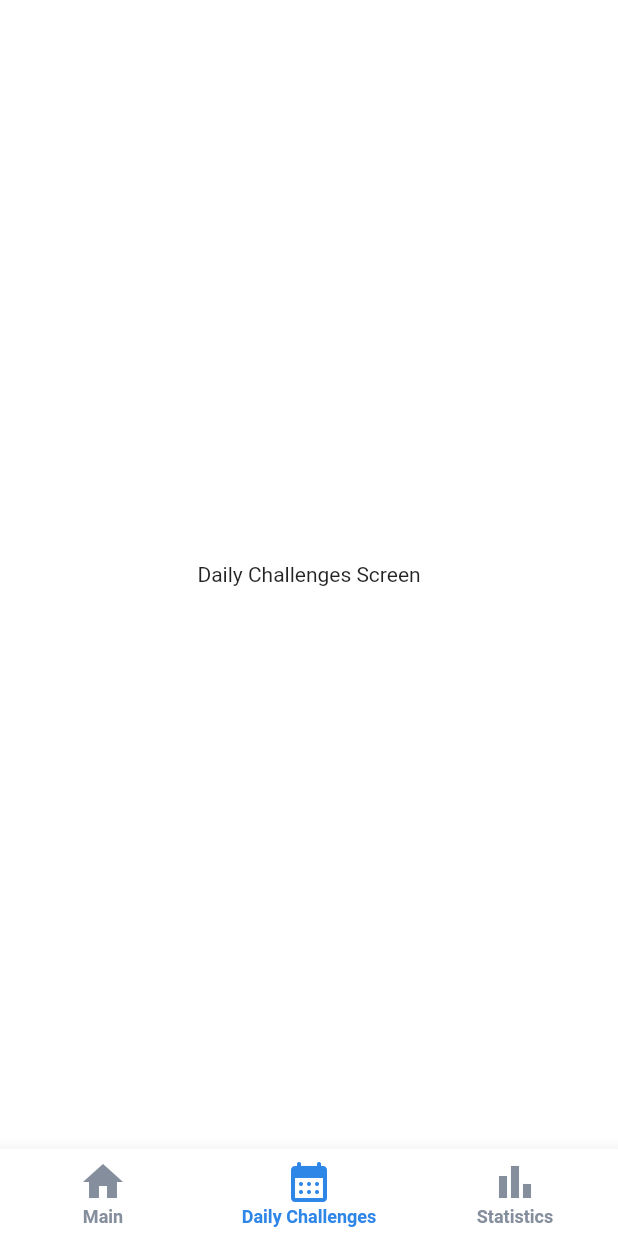
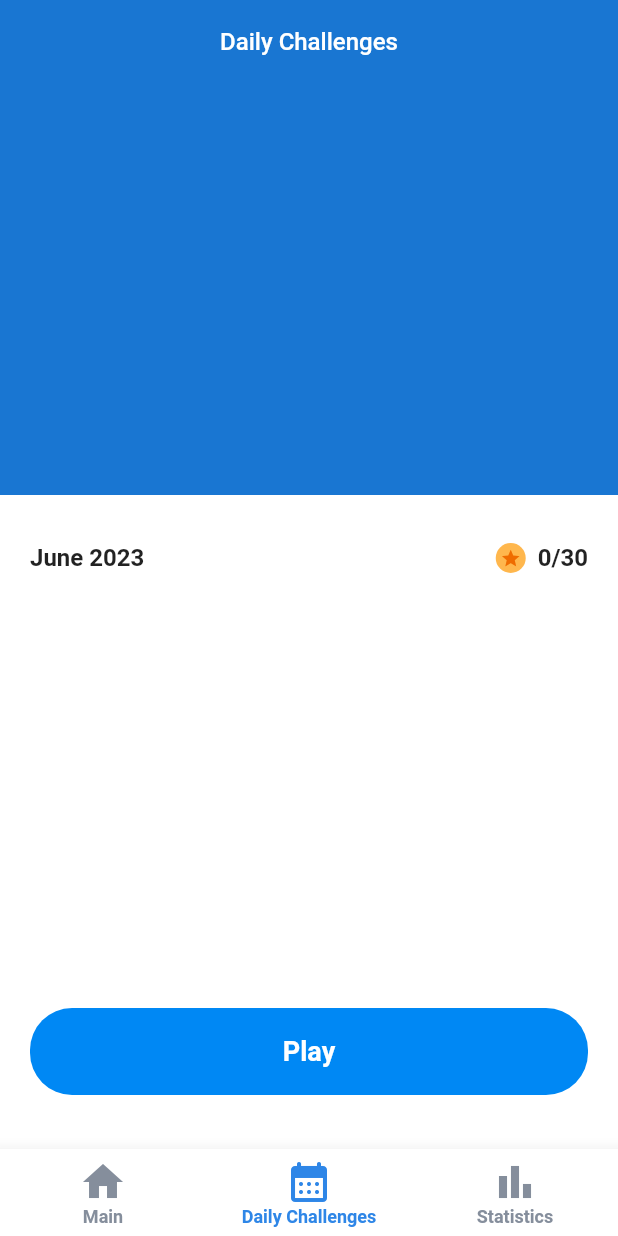
Before and after one commit to recepsenoglu/Flutter_Sudoku, a Flutter app: the screen it shows after launch, item 2 of the bottom bar chosen, on a phone screen of 412 x 824 dp. Run offline on Flutter 3.47's test engine with Material 2 defaults, Android fonts, the phone set to English and light mode, and no system bars; our stand-ins replace shared_preferences.

Commit message:
daily challenges screen started to build

```diff
--- a/lib/constant/app_strings.dart
+++ b/lib/constant/app_strings.dart
@@ -56,6 +56,9 @@ class Strings {
   static const currentWinStreak = 'Current Win Streak';
   static const bestWinStreak = 'Best Win Streak';
 
+  // Daily Challenges Screen
+  static const play = 'Play';
+
   // Options Screen
   static const options = 'Options';
   static const done = 'Done';
--- /dev/null
+++ b/lib/constant/constants.dart
@@ -0,0 +1,14 @@
+List<String> months = [
+  'January',
+  'February',
+  'March',
+  'April',
+  'May',
+  'June',
+  'July',
+  'August',
+  'September',
+  'October',
+  'November',
+  'December',
+];
--- /dev/null
+++ b/lib/screens/daily_challenges_screen/daily_challenges_screen.dart
@@ -0,0 +1,105 @@
+import 'package:flutter/material.dart';
+import 'package:flutter_sudoku/constant/app_strings.dart';
+import 'package:flutter_sudoku/constant/constants.dart';
+import 'package:flutter_sudoku/screens/daily_challenges_screen/daily_challenges_screen_provider.dart';
+import 'package:flutter_sudoku/utils/app_colors.dart';
+import 'package:flutter_sudoku/utils/app_sizes.dart';
+import 'package:flutter_sudoku/utils/text_styles.dart';
+import 'package:flutter_sudoku/widgets/button/rounded_button/rounded_button.dart';
+import 'package:flutter_sudoku/widgets/star_badge_widget.dart';
+import 'package:provider/provider.dart';
+
+class DailyChallengesScreen extends StatelessWidget {
+  const DailyChallengesScreen({super.key});
+
+  @override
+  Widget build(BuildContext context) {
+    return ChangeNotifierProvider<DailyChallengesScreenProvider>(
+      create: (context) => DailyChallengesScreenProvider(),
+      child: Consumer<DailyChallengesScreenProvider>(
+        builder: (context, provider, _) {
+          return Scaffold(
+            backgroundColor: AppColors.dailyChallengesScreenBg,
+            body: Column(
+              children: [
+                const TopBlueBox(),
+                const CalendarWidget(),
+                Padding(
+                  padding: const EdgeInsets.symmetric(horizontal: 20),
+                  child: RoundedButton(
+                    buttonText: Strings.play,
+                    onPressed: () {},
+                  ),
+                ),
+                const SizedBox(height: 36),
+              ],
+            ),
+          );
+        },
+      ),
+    );
+  }
+}
+
+class CalendarWidget extends StatelessWidget {
+  const CalendarWidget({
+    super.key,
+  });
+
+  @override
+  Widget build(BuildContext context) {
+    final DateTime now = DateTime.now();
+    return Expanded(
+      child: Padding(
+        padding: const EdgeInsets.symmetric(vertical: 32, horizontal: 20),
+        child: Column(
+          children: [
+            Row(
+              crossAxisAlignment: CrossAxisAlignment.start,
+              children: [
+                Text(
+                  '${months[now.month - 1]} ${now.year}',
+                  style: AppTextStyles.calendarDateTitle,
+                ),
+                const Spacer(),
+                const StarBadgeWidget(),
+                const SizedBox(width: 8),
+                Text(
+                  '0/30',
+                  style: AppTextStyles.calendarDateTitle,
+                ),
+              ],
+            )
+          ],
+        ),
+      ),
+    );
+  }
+}
+
+class TopBlueBox extends StatelessWidget {
+  const TopBlueBox({
+    super.key,
+  });
+
+  @override
+  Widget build(BuildContext context) {
+    return Container(
+      height: 330,
+      width: double.infinity,
+      padding: EdgeInsets.only(
+        top: AppSizes.statusBarHeight(context),
+      ),
+      decoration: BoxDecoration(color: Colors.blue.shade700),
+      child: Column(
+        children: [
+          const SizedBox(height: 18),
+          Text(
+            Strings.dailyChallenges,
+            style: AppTextStyles.dailyChallengesTitle,
+          ),
+        ],
+      ),
+    );
+  }
+}
--- /dev/null
+++ b/lib/screens/daily_challenges_screen/daily_challenges_screen_provider.dart
@@ -0,0 +1,3 @@
+import 'package:flutter/widgets.dart';
+
+class DailyChallengesScreenProvider with ChangeNotifier {}
--- a/lib/screens/navigation_bar/navigation_bar_screen.dart
+++ b/lib/screens/navigation_bar/navigation_bar_screen.dart
@@ -1,6 +1,7 @@
 import 'package:flutter/material.dart';
 import 'package:flutter_sudoku/constant/app_strings.dart';
 import 'package:flutter_sudoku/models/game_model.dart';
+import 'package:flutter_sudoku/screens/daily_challenges_screen/daily_challenges_screen.dart';
 import 'package:flutter_sudoku/screens/main_screen/main_screen.dart';
 import 'package:flutter_sudoku/screens/statistics_screen/statistics_screen.dart';
 import 'package:flutter_sudoku/utils/app_colors.dart';
@@ -29,9 +30,7 @@ class _NavigationBarScreenState extends State<NavigationBarScreen> {
   Widget build(BuildContext context) {
     List<Widget> screens = [
       MainScreen(savedGame: widget.savedGame),
-      const Center(
-        child: Text('Daily Challenges Screen'),
-      ),
+      const DailyChallengesScreen(),
       const StatisticsScreen(),
     ];
     return Scaffold(
--- a/lib/utils/app_colors.dart
+++ b/lib/utils/app_colors.dart
@@ -72,6 +72,8 @@ class AppColors {
   static const _switchOn = Color(0xFF2E85EC);
   static const _switchOff = Color(0xFFDDE4EC);
 
+  static const _dailyChallengesScreenBg = Color(0xFFFFFFFF);
+
   static get primary => _primary;
 
   static get appBarBackground => _appBarBackground;
@@ -143,4 +145,6 @@ class AppColors {
 
   static get switchOn => _switchOn;
   static get switchOff => _switchOff;
+
+  static get dailyChallengesScreenBg => _dailyChallengesScreenBg;
 }
--- /dev/null
+++ b/lib/utils/app_sizes.dart
@@ -0,0 +1,7 @@
+import 'package:flutter/material.dart';
+
+class AppSizes {
+  static double statusBarHeight(BuildContext context) {
+    return MediaQuery.of(context).viewPadding.top;
+  }
+}
--- a/lib/utils/text_styles.dart
+++ b/lib/utils/text_styles.dart
@@ -141,6 +141,14 @@ class AppTextStyles {
     fontWeight: FontWeight.w500,
   );
 
+  static const _dailyChallengesTitle = TextStyle(
+    fontSize: 16,
+    color: Colors.white,
+    fontWeight: FontWeight.w500,
+  );
+  static const _calendarDateTitle =
+      TextStyle(fontWeight: FontWeight.bold, fontSize: 16);
+
   static TextStyle get appBarTitle => _appBarTitle;
 
   static TextStyle get gameInfoTitle => _gameInfoTitle;
@@ -183,4 +191,7 @@ class AppTextStyles {
   static TextStyle get optionButtonTitle => _optionButtonTitle;
   static TextStyle get settingButtonTitle => _settingButtonTitle;
   static TextStyle get optionGroupDescription => _optionGroupDescription;
+
+  static TextStyle get dailyChallengesTitle => _dailyChallengesTitle;
+  static TextStyle get calendarDateTitle => _calendarDateTitle;
 }
--- /dev/null
+++ b/lib/widgets/star_badge_widget.dart
@@ -0,0 +1,20 @@
+import 'package:flutter/material.dart';
+
+class StarBadgeWidget extends StatelessWidget {
+  const StarBadgeWidget({
+    super.key,
+  });
+
+  @override
+  Widget build(BuildContext context) {
+    return CircleAvatar(
+      radius: 10,
+      backgroundColor: Colors.orange.shade300,
+      child: Icon(
+        Icons.star,
+        size: 14,
+        color: Colors.orange.shade800,
+      ),
+    );
+  }
+}
```
